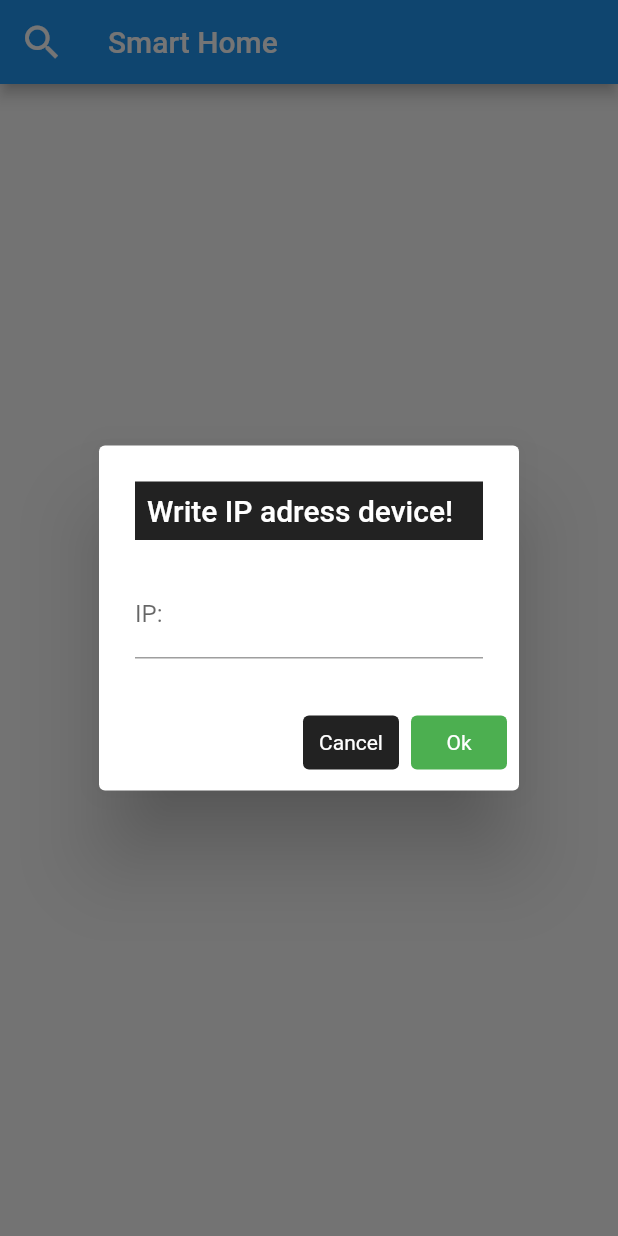
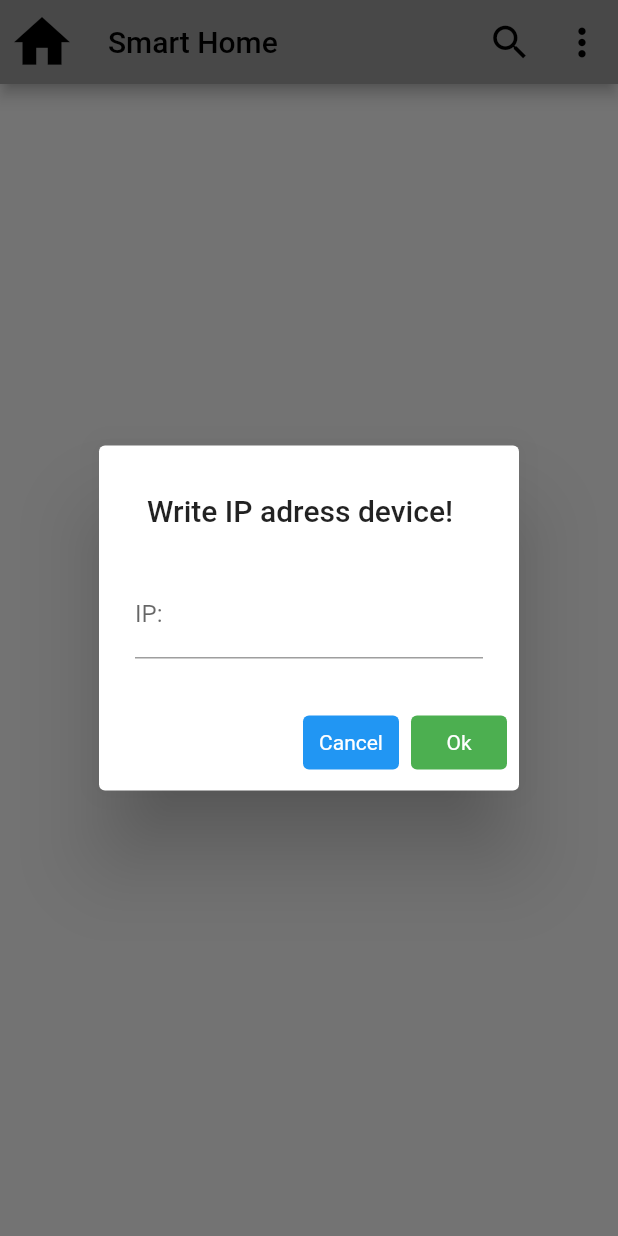
Before and after one commit to MihailSkubak/SmartHomeFlutter2, a Flutter app: the screen it shows after launch, after a tap on the "search" icon, on a phone screen of 412 x 824 dp. Run offline on Flutter 3.47's test engine with Material 2 defaults, Android fonts, the phone set to English and light mode, and no system bars; our stand-ins replace shared_preferences.

Commit message:
dark Theme

```diff
--- a/smarthomeproject/lib/main.dart
+++ b/smarthomeproject/lib/main.dart
@@ -1,10 +1,16 @@
 import 'package:flutter/material.dart';
+import 'package:smarthomeproject/theme/theme.dart';
 import 'package:smarthomeproject/widgets/firstPageWidget.dart';
+import 'package:provider/provider.dart';
 
 void main() {
+  return runApp(ChangeNotifierProvider<ThemeNotifier>(
+    create: (_) => ThemeNotifier(),
+    child: const MyApp(),
+  ));
   // modify with your true address/port
   //Socket socket = await Socket.connect('192.168.0.119', 80);
-  runApp(const MyApp());
+  //runApp(const MyApp());
 }
 
 class MyApp extends StatelessWidget {
@@ -12,10 +18,12 @@ class MyApp extends StatelessWidget {
 
   @override
   Widget build(BuildContext context) {
-    return MaterialApp(
-      debugShowCheckedModeBanner: false,
-      title: 'Smart Home',
-      home: MainPage(),
-    );
+    return Consumer<ThemeNotifier>(
+        builder: (context, theme, _) => MaterialApp(
+              theme: theme.getTheme(),
+              debugShowCheckedModeBanner: false,
+              title: 'Smart Home',
+              home: MainPage(),
+            ));
   }
 }
--- /dev/null
+++ b/smarthomeproject/lib/theme/theme.dart
@@ -0,0 +1,102 @@
+import 'package:flutter/foundation.dart';
+import 'package:flutter/material.dart';
+import 'package:shared_preferences/shared_preferences.dart';
+
+class StorageManager {
+  static void saveData(String key, dynamic value) async {
+    final prefs = await SharedPreferences.getInstance();
+    if (value is int) {
+      prefs.setInt(key, value);
+    } else if (value is String) {
+      prefs.setString(key, value);
+    } else if (value is bool) {
+      prefs.setBool(key, value);
+    } else {
+      if (kDebugMode) {
+        print("Invalid Type");
+      }
+    }
+  }
+
+  static Future<dynamic> readData(String key) async {
+    final prefs = await SharedPreferences.getInstance();
+    dynamic obj = prefs.get(key);
+    return obj;
+  }
+
+  static Future<bool> deleteData(String key) async {
+    final prefs = await SharedPreferences.getInstance();
+    return prefs.remove(key);
+  }
+}
+
+class ThemeNotifier with ChangeNotifier {
+  final darkTheme = ThemeData(
+    primarySwatch: Colors.grey,
+    primaryColor: Colors.black,
+    brightness: Brightness.dark,
+    backgroundColor: const Color(0xFF212121),
+    accentColor: Colors.white,
+    accentIconTheme: const IconThemeData(color: Colors.black),
+    dividerColor: Colors.black12,
+  );
+
+  final lightTheme = ThemeData(
+    primarySwatch: Colors.grey,
+    primaryColor: Colors.white,
+    brightness: Brightness.light,
+    backgroundColor: const Color(0xFFE5E5E5),
+    accentColor: Colors.black,
+    accentIconTheme: const IconThemeData(color: Colors.white),
+    dividerColor: Colors.white54,
+  );
+
+  ThemeData _themeData = ThemeData(
+    primarySwatch: Colors.grey,
+    primaryColor: Colors.white,
+    brightness: Brightness.light,
+    backgroundColor: const Color(0xFFE5E5E5),
+    accentColor: Colors.black,
+    accentIconTheme: const IconThemeData(color: Colors.white),
+    dividerColor: Colors.white54,
+  );
+  ThemeData getTheme() => _themeData;
+
+  ThemeNotifier() {
+    StorageManager.readData('themeMode').then((value) {
+      if (kDebugMode) {
+        print('value read from storage: $value');
+      }
+      var themeMode = value ?? 'light';
+      if (themeMode == 'light') {
+        _themeData = lightTheme;
+      } else {
+        if (kDebugMode) {
+          print('setting dark theme');
+        }
+        _themeData = darkTheme;
+      }
+      notifyListeners();
+    });
+  }
+
+  void setDarkMode() async {
+    _themeData = darkTheme;
+    StorageManager.saveData('themeMode', 'dark');
+    notifyListeners();
+  }
+
+  void setLightMode() async {
+    _themeData = lightTheme;
+    StorageManager.saveData('themeMode', 'light');
+    notifyListeners();
+  }
+
+  bool switchValueTheme() {
+    if (_themeData == darkTheme) {
+      return true;
+    } else {
+      return false;
+    }
+  }
+}
--- a/smarthomeproject/lib/widgets/firstPageWidget.dart
+++ b/smarthomeproject/lib/widgets/firstPageWidget.dart
@@ -1,6 +1,7 @@
 import 'package:flutter/material.dart';
 import 'package:smarthomeproject/algorytm/order.dart';
 import 'package:smarthomeproject/algorytm/smartDevice.dart';
+import 'package:smarthomeproject/widgets/settingsPageWidget.dart';
 import 'package:smarthomeproject/widgets/widgetListFirstPage.dart';
 
 // ignore: must_be_immutable
@@ -19,7 +20,12 @@ class MainPageState extends State<MainPage> {
     return Scaffold(
         appBar: AppBar(
             title: const Text('Smart Home'),
-          leading: IconButton(
+            leading: const Icon(
+              Icons.home,
+              size: 45,
+            ),
+            actions: <Widget>[
+              IconButton(
                 onPressed: () {
                   //setState(() {
                   TextEditingController writeC = TextEditingController();
@@ -29,18 +35,16 @@ class MainPageState extends State<MainPage> {
                     context: context,
                     builder: (BuildContext context) {
                       return AlertDialog(
-                    backgroundColor: Colors.white,
+                        //backgroundColor: Colors.white,
 
                         ///darkModeOn ? Colors.grey[900] : Colors.white,
-                    title: Container(
-                        color: Theme.of(context).iconTheme.color,
-                        child: const Padding(
+                        title: const Padding(
                           padding: EdgeInsets.all(8.0),
                           child: Text(
                             'Write IP adress device!',
-                            style: TextStyle(color: Colors.white),
+                            //style: TextStyle(color: Colors.blue),
                           ),
-                        )),
+                        ),
                         content: TextField(
                           decoration: const InputDecoration(labelText: "IP:"),
                           controller: writeC,
@@ -49,7 +53,8 @@ class MainPageState extends State<MainPage> {
                         actions: <Widget>[
                           TextButton(
                             style: TextButton.styleFrom(
-                          backgroundColor: Theme.of(context).iconTheme.color,
+                              backgroundColor: Colors.blue,
+                              //Theme.of(context).iconTheme.color,
                               textStyle: const TextStyle(
                                 color: Colors.white,
                               ),
@@ -79,21 +84,21 @@ class MainPageState extends State<MainPage> {
                                     context: context,
                                     builder: (BuildContext context) {
                                       return AlertDialog(
-                                    backgroundColor: Colors
-                                        .white, //darkModeOn ? Colors.grey[900] : Colors.white,
-                                    title: const Text('Device is connected!'),
+                                        //darkModeOn ? Colors.grey[900] : Colors.white,
+                                        title:
+                                            const Text('Device is connected!'),
                                         actions: <Widget>[
                                           TextButton(
                                             style: TextButton.styleFrom(
-                                          backgroundColor:
-                                              Theme.of(context).iconTheme.color,
+                                              backgroundColor: Colors.green,
                                               textStyle: const TextStyle(
                                                 color: Colors.white,
                                               ),
                                             ),
                                             child: const Text(
                                               'Ok',
-                                          style: TextStyle(color: Colors.white),
+                                              style: TextStyle(
+                                                  color: Colors.white),
                                             ),
                                             onPressed: () {
                                               setState(() {
@@ -111,16 +116,15 @@ class MainPageState extends State<MainPage> {
                                       .add(writeC.text.toString());
                                   SmartDevice(widget.smartDeviceList.last)
                                       .getData();
-                              await sendCommand(
-                                  "", SmartDevice(widget.smartDeviceList.last));
+                                  await sendCommand("",
+                                      SmartDevice(widget.smartDeviceList.last));
                                 }
                               } else {
                                 showDialog(
                                     context: context,
                                     builder: (BuildContext context) {
                                       return AlertDialog(
-                                    backgroundColor: Colors
-                                        .white, //darkModeOn ? Colors.grey[900] : Colors.white,
+                                        //darkModeOn ? Colors.grey[900] : Colors.white,
                                         title: const Text(
                                             'Device is not connected! Do you want to repeat?'),
                                         actions: <Widget>[
@@ -133,7 +137,8 @@ class MainPageState extends State<MainPage> {
                                             ),
                                             child: const Text(
                                               'No',
-                                          style: TextStyle(color: Colors.white),
+                                              style: TextStyle(
+                                                  color: Colors.white),
                                             ),
                                             onPressed: () {
                                               Navigator.pop(context);
@@ -149,7 +154,8 @@ class MainPageState extends State<MainPage> {
                                             ),
                                             child: const Text(
                                               'Yes',
-                                          style: TextStyle(color: Colors.white),
+                                              style: TextStyle(
+                                                  color: Colors.white),
                                             ),
                                             onPressed: () {
                                               Navigator.pop(context);
@@ -173,7 +179,21 @@ class MainPageState extends State<MainPage> {
                   size: 30,
                 ),
               ),
+              IconButton(
+                onPressed: () {
+                  Navigator.push(
+                    context,
+                    MaterialPageRoute(
+                      builder: (context) => const SettingsPage(),
                     ),
+                  );
+                },
+                icon: const Icon(
+                  Icons.more_vert,
+                  size: 30,
+                ),
+              )
+            ]),
         body: SingleChildScrollView(
             child: Column(children: <Widget>[
           ListView.builder(
```
Also changed, not shown: smarthomeproject/lib/widgets/settingsPageWidget.dart (added, +56 -0 lines), smarthomeproject/pubspec.yaml (+2 -6 lines), smarthomeproject/pubspec.lock, 1 other file. Lines whose indentation alone changed are shown as unchanged.
